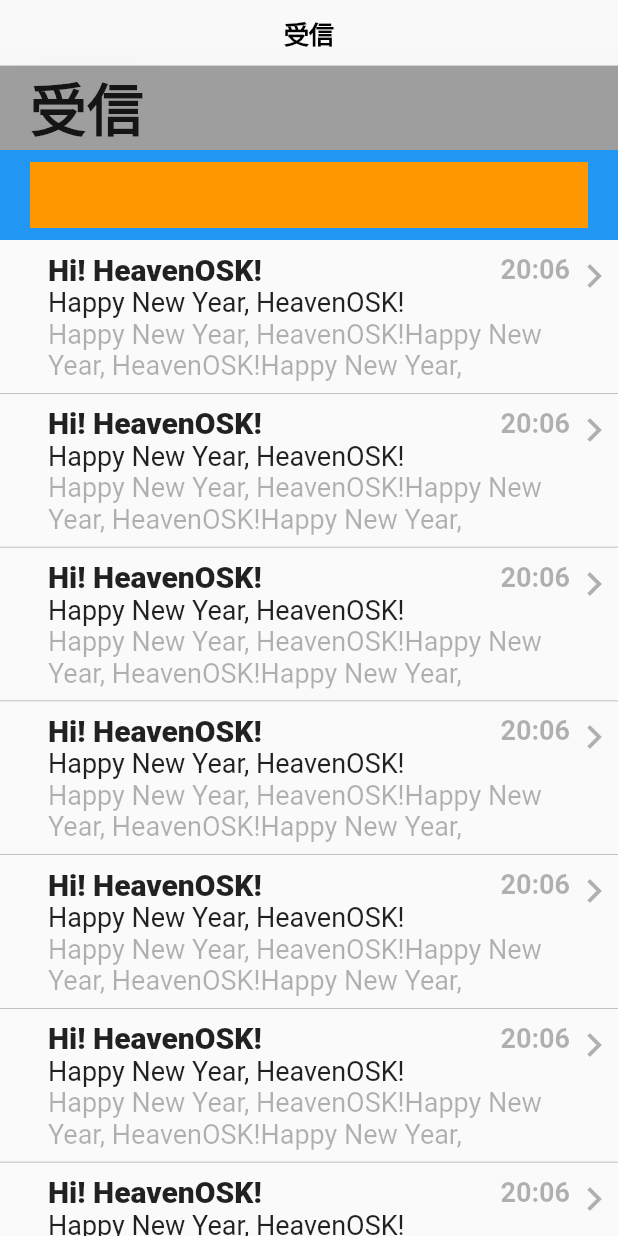
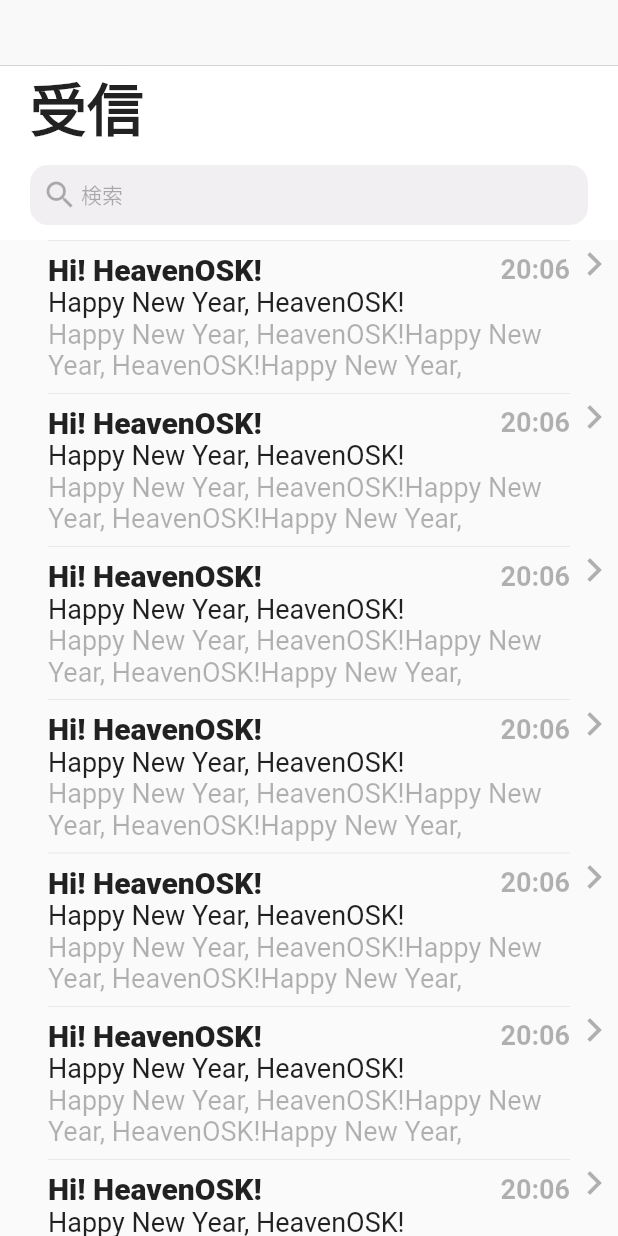
Before and after one commit to HeavenOSK/flutter_ui_trace, a Flutter app: the screen it shows after launch, on a phone screen of 412 x 824 dp. Run offline on Flutter 3.47's test engine with Material 2 defaults, Android fonts, the phone set to English and light mode, and no system bars; our stand-ins replace redux; missing offline and left inert: mono_kit, redux_logging, redux_navigator, redux_types, simple_logger, subscription_holder.

Commit message:
design-apply cupertino_mail_app/inbox_page

```diff
--- /dev/null
+++ b/lib/apps/cupertino_mail_app/inbox_page/components/flexible_search_app_bar.dart
@@ -0,0 +1,129 @@
+import 'package:flutter/material.dart';
+
+const flexibleBottomAreaHeight = 60.0;
+const textFieldPadding = 8.0;
+const textFieldMaxHeight = flexibleBottomAreaHeight - textFieldPadding * 2;
+const iconOpacityHeightRange = 8.0;
+const iconVisibleTextFieldMinimumHeight =
+    textFieldMaxHeight - iconOpacityHeightRange;
+
+class FlexibleSearchAppBar extends StatelessWidget {
+  const FlexibleSearchAppBar({Key key}) : super(key: key);
+
+  @override
+  Widget build(BuildContext context) {
+    return SliverAppBar(
+      pinned: false,
+      backgroundColor: Colors.white,
+      expandedHeight: kToolbarHeight + flexibleBottomAreaHeight,
+      flexibleSpace: LayoutBuilder(
+        builder: (context, constraints) {
+          return Column(
+            crossAxisAlignment: CrossAxisAlignment.start,
+            children: [
+              const _Title(),
+              _SearchArea(height: constraints.maxHeight - kToolbarHeight),
+            ],
+          );
+        },
+      ),
+    );
+  }
+}
+
+class _Title extends StatelessWidget {
+  const _Title({Key key}) : super(key: key);
+
+  @override
+  Widget build(BuildContext context) {
+    return Container(
+      height: kToolbarHeight,
+      width: double.infinity,
+      alignment: Alignment.centerLeft,
+      padding: const EdgeInsets.only(left: 20),
+      child: FittedBox(
+        fit: BoxFit.fitHeight,
+        child: Text(
+          '受信',
+          style: TextStyle(
+            fontSize: 40,
+            fontWeight: FontWeight.bold,
+          ),
+        ),
+      ),
+    );
+  }
+}
+
+class _SearchArea extends StatelessWidget {
+  const _SearchArea({
+    @required this.height,
+    Key key,
+  }) : super(key: key);
+
+  final double height;
+
+  double get textFieldHeight =>
+      textFieldPadding * 2 <= height ? height - textFieldPadding * 2 : 0;
+
+  @override
+  Widget build(BuildContext context) {
+    return Container(
+      color: Colors.white,
+      height: height,
+      padding: const EdgeInsets.symmetric(horizontal: 20),
+      alignment: Alignment.center,
+      child: _TextField(
+        textFieldHeight: textFieldHeight,
+      ),
+    );
+  }
+}
+
+class _TextField extends StatelessWidget {
+  const _TextField({
+    @required this.textFieldHeight,
+    Key key,
+  }) : super(key: key);
+
+  final double textFieldHeight;
+
+  double get iconOpacity => textFieldHeight <= iconVisibleTextFieldMinimumHeight
+      ? 0.0
+      : (textFieldHeight - iconVisibleTextFieldMinimumHeight) /
+          iconOpacityHeightRange;
+
+  @override
+  Widget build(BuildContext context) {
+    return Container(
+      constraints: BoxConstraints(
+        maxHeight: textFieldHeight,
+      ),
+      decoration: BoxDecoration(
+        color: const Color.fromRGBO(241, 239, 242, 1),
+        borderRadius: BorderRadius.circular(12),
+      ),
+      child: Padding(
+        padding: const EdgeInsets.all(8),
+        child: Opacity(
+          opacity: iconOpacity,
+          child: Row(
+            children: [
+              Icon(
+                Icons.search,
+                color: Colors.black.withOpacity(0.3),
+              ),
+              const SizedBox(width: 2),
+              Text(
+                '検索',
+                style: TextStyle(
+                  color: Colors.black.withOpacity(0.3),
+                ),
+              ),
+            ],
+          ),
+        ),
+      ),
+    );
+  }
+}
--- a/lib/apps/cupertino_mail_app/inbox_page/components/list_item.dart
+++ b/lib/apps/cupertino_mail_app/inbox_page/components/list_item.dart
@@ -7,17 +7,7 @@ class ListItem extends StatelessWidget {
 
   @override
   Widget build(BuildContext context) {
-    return Container(
-      decoration: BoxDecoration(
-        border: Border(
-          bottom: BorderSide(
-            width: 0.5,
-            color: Colors.black.withOpacity(0.3),
-          ),
-        ),
-      ),
-      padding: const EdgeInsets.symmetric(vertical: 8),
-      child: Row(
+    return Row(
       crossAxisAlignment: CrossAxisAlignment.start,
       children: <Widget>[
         const SizedBox(width: 32),
@@ -30,18 +20,28 @@ class ListItem extends StatelessWidget {
           color: Colors.black.withOpacity(0.3),
         ),
       ],
-      ),
     );
   }
 
-  Column _buildContent() {
-    return Column(
+  Widget _buildContent() {
+    return Container(
+      decoration: BoxDecoration(
+        border: Border(
+          top: BorderSide(
+            width: 0.15,
+            color: Colors.black.withOpacity(0.3),
+          ),
+        ),
+      ),
+      padding: const EdgeInsets.symmetric(vertical: 8),
+      child: Column(
         crossAxisAlignment: CrossAxisAlignment.start,
         children: [
           _buildTitleRow(),
           _buildHeading(),
           _buildMessage(),
         ],
+      ),
     );
   }
 
--- a/lib/apps/cupertino_mail_app/inbox_page/components/search_flexible_app_bar.dart
+++ /dev/null
@@ -1,79 +0,0 @@
-import 'package:flutter/material.dart';
-
-const flexibleBottomHeight = 60.0;
-
-class SearchFlexibleAppBar extends StatelessWidget {
-  const SearchFlexibleAppBar({Key key}) : super(key: key);
-
-  @override
-  Widget build(BuildContext context) {
-    return SliverAppBar(
-      pinned: false,
-      backgroundColor: Colors.white,
-      expandedHeight: kToolbarHeight + flexibleBottomHeight,
-      flexibleSpace: LayoutBuilder(
-        builder: (context, constraints) {
-          return Column(
-            crossAxisAlignment: CrossAxisAlignment.start,
-            children: [
-              const _Title(),
-              _SearchField(height: constraints.maxHeight - kToolbarHeight),
-            ],
-          );
-        },
-      ),
-    );
-  }
-}
-
-class _SearchField extends StatelessWidget {
-  const _SearchField({
-    @required this.height,
-    Key key,
-  }) : super(key: key);
-
-  final double height;
-
-  double get opacityValue => height / flexibleBottomHeight;
-
-  @override
-  Widget build(BuildContext context) {
-    return Container(
-      color: Colors.blue,
-      height: height,
-      alignment: Alignment.center,
-      padding: const EdgeInsets.symmetric(horizontal: 20),
-      child: Container(
-        constraints: BoxConstraints(
-          maxHeight: 8 * 2 <= height ? height - 8 * 2 : 0,
-        ),
-        color: Colors.orange.withOpacity(opacityValue),
-      ),
-    );
-  }
-}
-
-class _Title extends StatelessWidget {
-  const _Title({Key key}) : super(key: key);
-
-  @override
-  Widget build(BuildContext context) {
-    return Container(
-      height: kToolbarHeight,
-      color: Colors.grey,
-      width: double.infinity,
-      alignment: Alignment.centerLeft,
-      padding: const EdgeInsets.only(left: 20),
-      child: FittedBox(
-        fit: BoxFit.fitHeight,
-        child: Text(
-          '受信',
-          style: TextStyle(
-            fontSize: 40,
-            fontWeight: FontWeight.bold,
-          ),
-        ),
-      ),
-    );
-  }
-}
--- a/lib/apps/cupertino_mail_app/inbox_page/inbox_page.dart
+++ b/lib/apps/cupertino_mail_app/inbox_page/inbox_page.dart
@@ -1,8 +1,9 @@
 import 'package:flutter/cupertino.dart';
 import 'package:flutter/material.dart';
 import 'package:flutter_ui_trace/apps/cupertino_mail_app/inbox_page/components/list_item.dart';
+import 'package:provider/provider.dart';
 
-import 'components/search_flexible_app_bar.dart';
+import 'components/flexible_search_app_bar.dart';
 
 class InboxPage extends StatelessWidget {
   const InboxPage._({Key key}) : super(key: key);
@@ -13,13 +14,30 @@ class InboxPage extends StatelessWidget {
 
   @override
   Widget build(BuildContext context) {
+    return const Scaffold(
+      body: _Scaffold(),
+    );
+  }
+}
+
+class _Scaffold extends StatelessWidget {
+  const _Scaffold({Key key}) : super(key: key);
+
+  @override
+  Widget build(BuildContext context) {
+    final controller = PrimaryScrollController.of(context);
+
     return Scaffold(
       appBar: CupertinoNavigationBar(
-        middle: const Text('受信'),
+        middle: _HeaderTitle.withDependencies(controller),
       ),
       body: CustomScrollView(
+        controller: controller,
         slivers: [
-          const SearchFlexibleAppBar(),
+          CupertinoSliverRefreshControl(
+            onRefresh: () => Future.delayed(const Duration(seconds: 2)),
+          ),
+          const FlexibleSearchAppBar(),
           SliverList(
             delegate: SliverChildBuilderDelegate(
               (context, index) {
@@ -32,3 +50,26 @@ class InboxPage extends StatelessWidget {
     );
   }
 }
+
+class _HeaderTitle extends StatelessWidget {
+  const _HeaderTitle._({Key key}) : super(key: key);
+
+  static Widget withDependencies(ScrollController controller) {
+    return ChangeNotifierProvider(
+      create: (_context) => controller,
+      child: const _HeaderTitle._(),
+    );
+  }
+
+  @override
+  Widget build(BuildContext context) {
+    final controller = Provider.of<ScrollController>(context);
+    final shouldShow =
+        kToolbarHeight + flexibleBottomAreaHeight - 20 <= controller.offset;
+    return AnimatedOpacity(
+      duration: const Duration(milliseconds: 200),
+      opacity: shouldShow ? 1.0 : 0.0,
+      child: const Text('受信'),
+    );
+  }
+}
```
Lines whose indentation alone changed are shown as unchanged.
